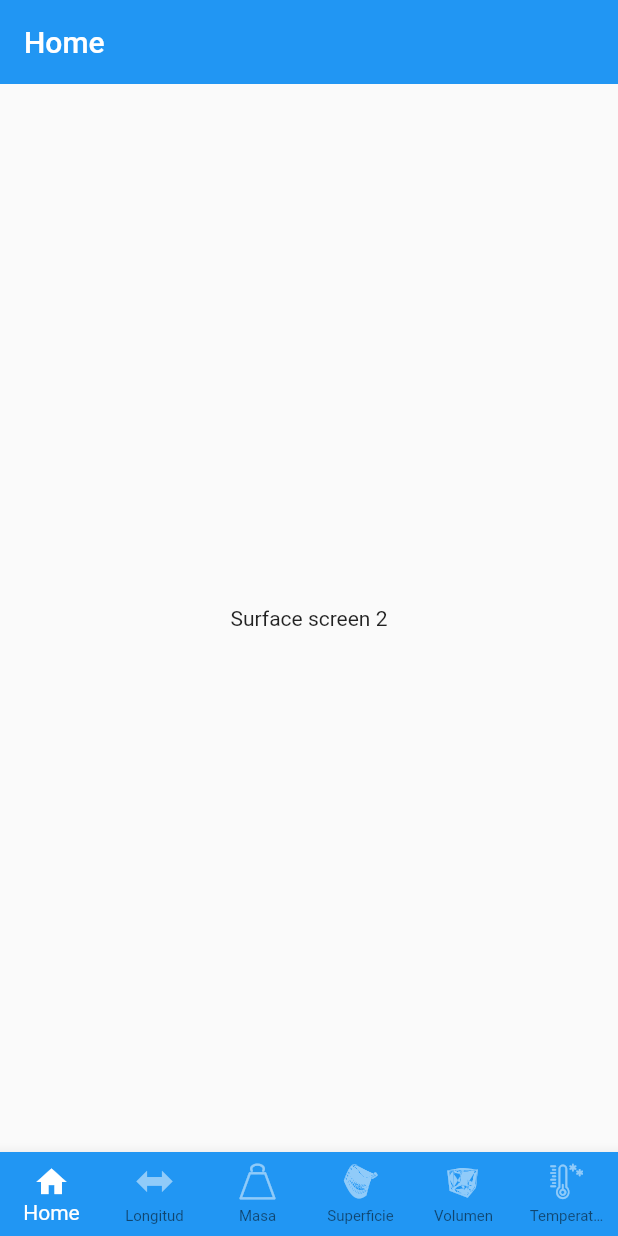
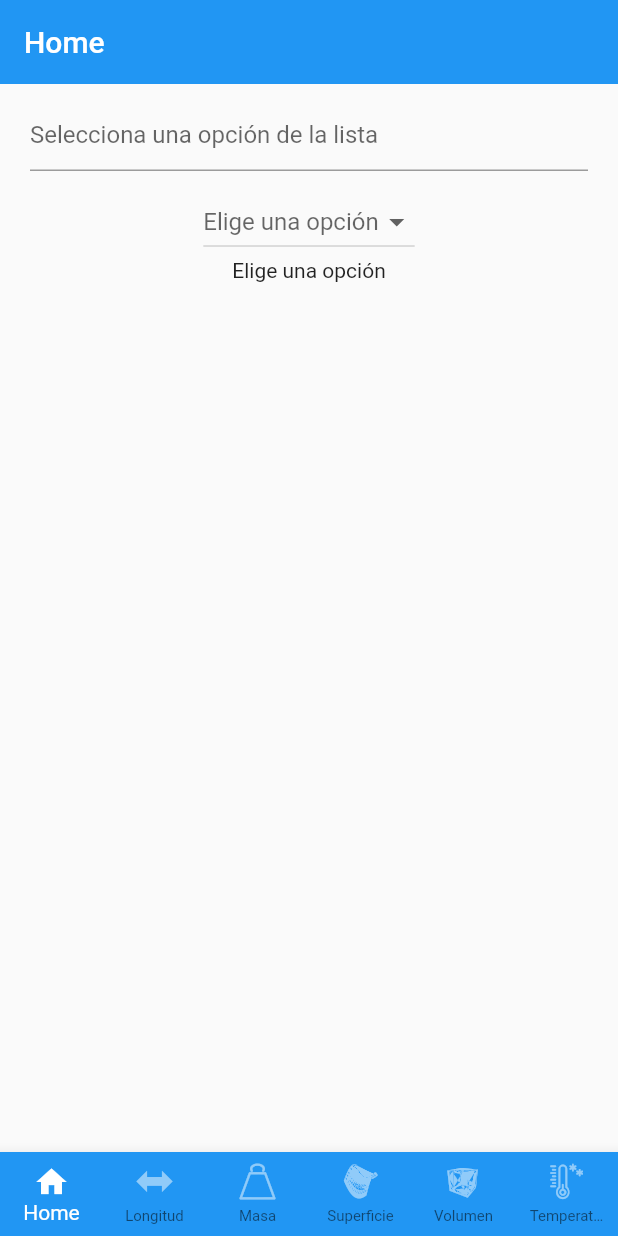
Before and after one commit to Chris-AM/imperial_to_metric_flutter, a Flutter app: the screen it shows after launch, swiped to page 4, on a phone screen of 412 x 824 dp. Run offline on Flutter 3.47's test engine with Material 2 defaults, Android fonts, the phone set to English and light mode, and no system bars; drawn by our look-alikes of keyboard_actions.

Commit message:
declaring surface screen

```diff
--- a/lib/screens/custom_scaffold.dart
+++ b/lib/screens/custom_scaffold.dart
@@ -5,7 +5,7 @@ import 'package:imperial_to_metric_flutter/custom_icons_icons.dart';
 import 'package:imperial_to_metric_flutter/screens/home_screen.dart';
 import 'package:imperial_to_metric_flutter/screens/length_screen/lenght_index.dart';
 import 'package:imperial_to_metric_flutter/screens/mass_screen/mass_index.dart';
-import 'package:imperial_to_metric_flutter/screens/surface.screen/surface.dart';
+import 'package:imperial_to_metric_flutter/screens/surface.screen/surface_index.dart';
 import 'package:imperial_to_metric_flutter/screens/temperature.screen/temperature.dart';
 import 'package:imperial_to_metric_flutter/screens/volume.screen/volume.dart';
 
--- a/lib/screens/surface.screen/surface.dart
+++ /dev/null
@@ -1,14 +0,0 @@
-
-import 'package:flutter/material.dart';
-
-class SurfaceScreen extends StatelessWidget {
-
-  @override
-  Widget build(BuildContext context) {
-    return  Container(
-      child: const Center(
-        child: Text('Surface screen 2'),
-      ),
-    );
-  }
-}
--- /dev/null
+++ b/lib/screens/surface.screen/surface_index.dart
@@ -0,0 +1,145 @@
+import 'package:flutter/material.dart';
+import 'package:imperial_to_metric_flutter/screens/mass_screen/mass.dart';
+import 'package:keyboard_actions/keyboard_actions.dart';
+
+class SurfaceScreen extends StatefulWidget {
+  const SurfaceScreen({Key? key}) : super(key: key);
+
+  @override
+  State<SurfaceScreen> createState() => _SurfaceScreenState();
+}
+
+class _SurfaceScreenState extends State<SurfaceScreen> {
+  //* this variable holds the value of the selected DropdownButton
+  String _currentOption = 'Elige una opción';
+  String _inputValue = '';
+  final FocusNode _focusInput = FocusNode();
+  @override
+  Widget build(BuildContext context) {
+    return KeyboardActions(
+      tapOutsideBehavior: TapOutsideBehavior.opaqueDismiss,
+      config: KeyboardActionsConfig(
+        keyboardActionsPlatform: KeyboardActionsPlatform.IOS,
+        nextFocus: false,
+        actions: [
+          KeyboardActionsItem(
+            focusNode: _focusInput,
+          ),
+        ],
+      ),
+      child: Column(
+        children: [
+          //*Input Field container
+          SingleChildScrollView(
+            child: Padding(
+              padding: const EdgeInsets.symmetric(
+                horizontal: 20,
+                vertical: 10,
+              ),
+              child: Column(
+                children: [
+                  //* Input field
+                  TextFormField(
+                    focusNode: _focusInput,
+                    keyboardType:
+                        const TextInputType.numberWithOptions(decimal: true),
+                    onChanged: (inputValue) {
+                      setState(() {
+                        _inputValue = (inputValue).replaceAll(',', '.');
+                      });
+                    },
+                    validator: (inputValue) {
+                      try {
+                        if (inputValue == null) {
+                          return 'Este campo es requerido';
+                        }
+                        return double.parse(inputValue) > 0
+                            ? null
+                            : 'El valor debe ser mayor a 0';
+                      } catch (e) {
+                        return 'El valor debe ser un número';
+                      }
+                    },
+                    autovalidateMode: AutovalidateMode.onUserInteraction,
+                    decoration: InputDecoration(
+                      hintText: _currentOption == 'Elige una opción'
+                          ? 'Selecciona una opción de la lista'
+                          : 'Ingresa el valor en $_currentOption',
+                    ),
+                  ),
+                ],
+              ),
+            ),
+          ),
+
+          //* Creating Dropdown
+          Center(
+            child: DropdownButton(
+              hint: Text(_currentOption),
+              //* List of items to convert
+              items: <String>[
+                "Pulgadaˆ2",
+                "Pieˆ2",
+                "Yardaˆ2",
+                "Rodˆ2",
+                "Rood",
+                "Acre",
+                "Homestead",
+                "Millaˆ2",
+                "Leguaˆ2",
+              ].map<DropdownMenuItem<String>>(
+                (String value) {
+                  return DropdownMenuItem<String>(
+                    value: value,
+                    child: Text(value),
+                  );
+                },
+              ).toList(),
+              onChanged: (String? newValue) {
+                setState(() {
+                  _currentOption = newValue!;
+                });
+              },
+            ),
+          ),
+          RenderOption(
+            option: _currentOption,
+            inputValue: _inputValue,
+          ),
+        ],
+      ),
+    );
+  }
+}
+
+class RenderOption extends StatelessWidget {
+  final String option;
+  final String inputValue;
+  const RenderOption({Key? key, required this.option, required this.inputValue})
+      : super(key: key);
+  @override
+  Widget build(BuildContext context) {
+    switch (option) {
+      case 'Pulgadaˆ2':
+      // return GrainScreen(grainIput: inputValue);
+      case 'Pieˆ2':
+      // return LongTonScreen(longTonInput: inputValue);
+      case 'Yardaˆ2':
+      // return ShortTonScreen(shortTonInput: inputValue);
+      case 'Rodˆ2':
+      // return OunceScreen(ounceInput: inputValue);
+      case 'Rood':
+      // return PoundScreen(poundInput: inputValue);
+      case 'Acre':
+      // return LongQuarterScreen(longQuarterInput: inputValue);
+      case 'Homestead':
+      // return ShortQuarterScreen(shortQuarterInput: inputValue);
+      case 'Millaˆ2':
+      // return KilopoundScreen(kilopoundInput: inputValue);
+      case 'Leguaˆ2':
+      // return QuintalScreen(quintalInput: inputValue);
+      default:
+        return const Text('Elige una opción');
+    }
+  }
+}
```
